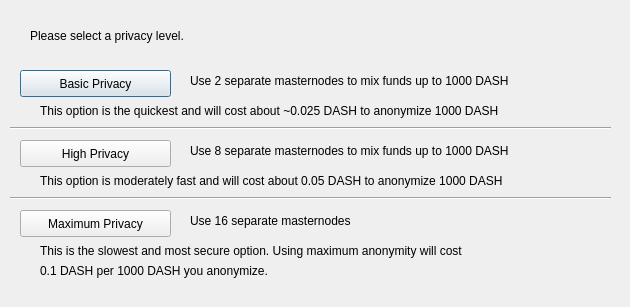
BurningMan44/SprintCoin, file src/qt/forms/darksendconfig.ui: the form before one commit.
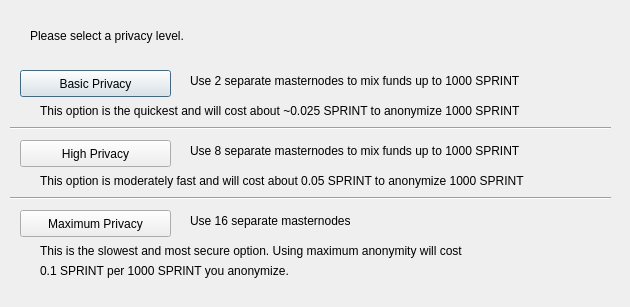
The form after the commit.

Diff of the .ui file:
```diff
--- a/src/qt/forms/darksendconfig.ui
+++ b/src/qt/forms/darksendconfig.ui
@@ -75,7 +75,7 @@
     </rect>
    </property>
    <property name="text">
-    <string>Use 2 separate masternodes to mix funds up to 1000 DASH</string>
+    <string>Use 2 separate masternodes to mix funds up to 1000 SPRINT</string>
    </property>
   </widget>
   <widget class="QLabel" name="label_3">
@@ -88,7 +88,7 @@
     </rect>
    </property>
    <property name="text">
-    <string>Use 8 separate masternodes to mix funds up to 1000 DASH</string>
+    <string>Use 8 separate masternodes to mix funds up to 1000 SPRINT</string>
    </property>
   </widget>
   <widget class="QLabel" name="label_4">
@@ -114,7 +114,7 @@
     </rect>
    </property>
    <property name="text">
-    <string>This option is the quickest and will cost about ~0.025 DASH to anonymize 1000 DASH</string>
+    <string>This option is the quickest and will cost about ~0.025 SPRINT to anonymize 1000 SPRINT</string>
    </property>
   </widget>
   <widget class="QLabel" name="label_7">
@@ -127,7 +127,7 @@
     </rect>
    </property>
    <property name="text">
-    <string>This option is moderately fast and will cost about 0.05 DASH to anonymize 1000 DASH</string>
+    <string>This option is moderately fast and will cost about 0.05 SPRINT to anonymize 1000 SPRINT</string>
    </property>
   </widget>
   <widget class="QLabel" name="label_8">
@@ -153,7 +153,7 @@
     </rect>
    </property>
    <property name="text">
-    <string>0.1 DASH per 1000 DASH you anonymize.</string>
+    <string>0.1 SPRINT per 1000 SPRINT you anonymize.</string>
    </property>
   </widget>
   <widget class="Line" name="line">
```
